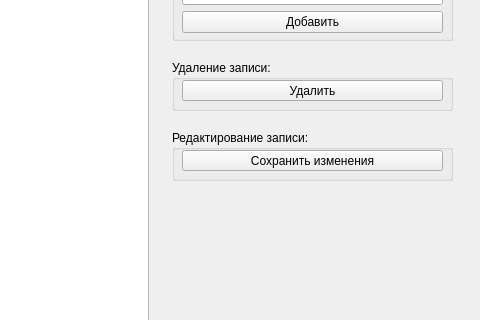
Before: the Qt Designer form PasswManagerOfHeathyMan/mainwindow.ui in DeZerom/password_manager, drawn with Qt 5; both pictures show x 198 to 678 and y 170 to 490 of the 678 by 585 pixel window.
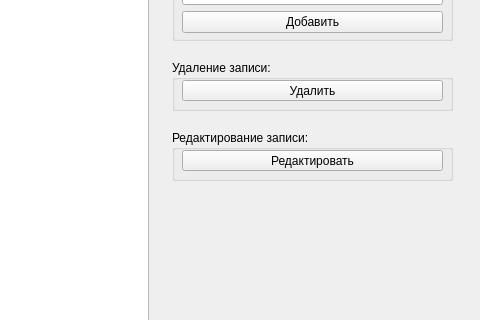
After: the same form once the commit is applied.

What changed in the file:
```diff
--- a/PasswManagerOfHeathyMan/mainwindow.ui
+++ b/PasswManagerOfHeathyMan/mainwindow.ui
@@ -141,7 +141,7 @@
       </rect>
      </property>
      <property name="text">
-      <string>Сохранить изменения</string>
+      <string>Редактировать</string>
      </property>
     </widget>
    </widget>
```
Left out of the diff: 2 changed lines with no effect on the pictures.
